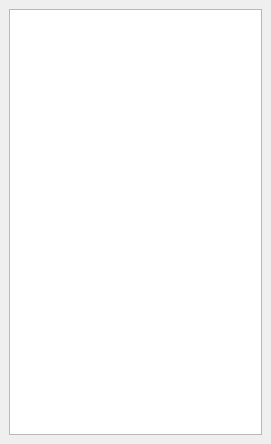
First picture: the form in ui/PendingChanges.ui, repository couteau/qgis_redistricting, before the edit.
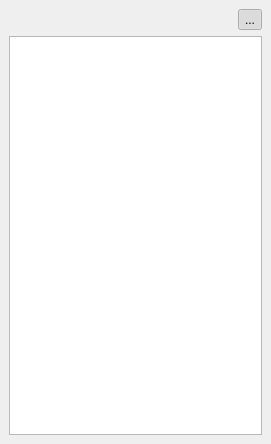
Second picture: the form after the edit.

Commit message: allow show/hide demographic/metrics columns

Diff of the .ui file:
```diff
--- a/ui/PendingChanges.ui
+++ b/ui/PendingChanges.ui
@@ -14,8 +14,70 @@
    <string>Redistricting - Pending Changes</string>
   </property>
   <widget class="QWidget" name="dockWidgetContents">
-   <layout class="QGridLayout" name="gridLayout">
-    <item row="0" column="0">
+   <layout class="QVBoxLayout" name="verticalLayout">
+    <item>
+     <widget class="QFrame" name="frame">
+      <property name="frameShape">
+       <enum>QFrame::Box</enum>
+      </property>
+      <property name="frameShadow">
+       <enum>QFrame::Plain</enum>
+      </property>
+      <property name="lineWidth">
+       <number>0</number>
+      </property>
+      <layout class="QHBoxLayout" name="horizontalLayout">
+       <property name="spacing">
+        <number>4</number>
+       </property>
+       <property name="leftMargin">
+        <number>0</number>
+       </property>
+       <property name="topMargin">
+        <number>0</number>
+       </property>
+       <property name="rightMargin">
+        <number>0</number>
+       </property>
+       <property name="bottomMargin">
+        <number>0</number>
+       </property>
+       <item>
+        <spacer name="horizontalSpacer">
+         <property name="orientation">
+          <enum>Qt::Horizontal</enum>
+         </property>
+         <property name="sizeHint" stdset="0">
+          <size>
+           <width>40</width>
+           <height>20</height>
+          </size>
+         </property>
+        </spacer>
+       </item>
+       <item>
+        <widget class="QToolButton" name="btnDemographics">
+         <property name="toolTip">
+          <string>Toggle demographic data</string>
+         </property>
+         <property name="text">
+          <string>...</string>
+         </property>
+         <property name="checkable">
+          <bool>true</bool>
+         </property>
+         <property name="checked">
+          <bool>true</bool>
+         </property>
+         <property name="autoRaise">
+          <bool>true</bool>
+         </property>
+        </widget>
+       </item>
+      </layout>
+     </widget>
+    </item>
+    <item>
      <widget class="QTableView" name="tblPending">
       <property name="styleSheet">
        <string notr="true">QHeaderView::section {padding-right: 5px;}</string>
```
The commit also changes 18 other files.
